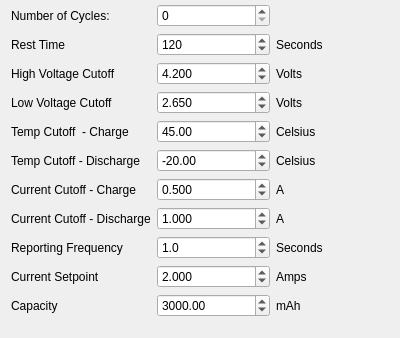
This is Wizard/wizardpagetwo.ui in Lexcelon/batlab-toolkit-gui as Qt 5 draws it before an edit; both pictures show x 0 to 400 and y 203 to 541 of the 400 by 541 pixel window. The edited form follows.
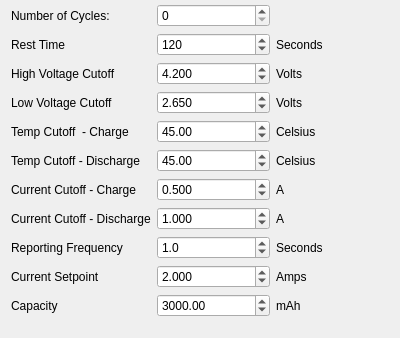
This is the edited form.

```diff
--- a/Wizard/wizardpagetwo.ui
+++ b/Wizard/wizardpagetwo.ui
@@ -82,7 +82,7 @@
         <double>-273.000000000000000</double>
        </property>
        <property name="value">
-        <double>-20.000000000000000</double>
+        <double>45.000000000000000</double>
        </property>
       </widget>
      </item>
```
